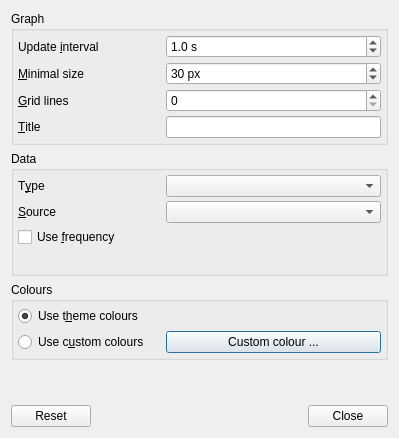
Above: plugin-sysstat/lxqtsysstatconfiguration.ui from lxqt/lxqt-panel before the change. Below: the same form after it.
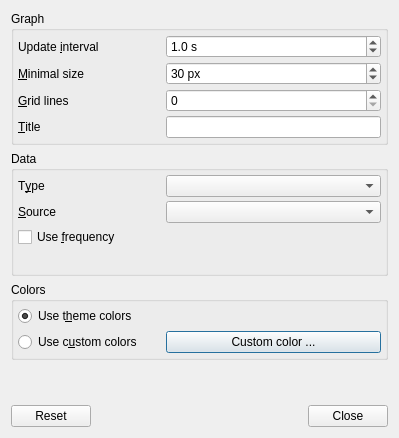
That is the form after the change.

```diff
--- a/plugin-sysstat/lxqtsysstatconfiguration.ui
+++ b/plugin-sysstat/lxqtsysstatconfiguration.ui
@@ -309,7 +309,7 @@
      <item>
       <widget class="QGroupBox" name="coloursGB">
        <property name="title">
-        <string>Colours</string>
+        <string>Colors</string>
        </property>
        <layout class="QGridLayout" name="gridLayout_8" columnstretch="2,3">
         <property name="horizontalSpacing">
@@ -324,7 +324,7 @@
         <item row="0" column="0">
          <widget class="QRadioButton" name="useThemeColoursRB">
           <property name="text">
-           <string>Use t&amp;heme colours</string>
+           <string>Use t&amp;heme colors</string>
           </property>
           <property name="checked">
            <bool>true</bool>
@@ -334,14 +334,14 @@
         <item row="1" column="0">
          <widget class="QRadioButton" name="useCustomColoursRB">
           <property name="text">
-           <string>Use c&amp;ustom colours</string>
+           <string>Use c&amp;ustom colors</string>
           </property>
          </widget>
         </item>
         <item row="1" column="1">
          <widget class="QPushButton" name="customColoursB">
           <property name="text">
-           <string>Custom colour ...</string>
+           <string>Custom color ...</string>
           </property>
          </widget>
         </item>
```
Left out of the diff: 18 changed lines with no effect on the pictures.
